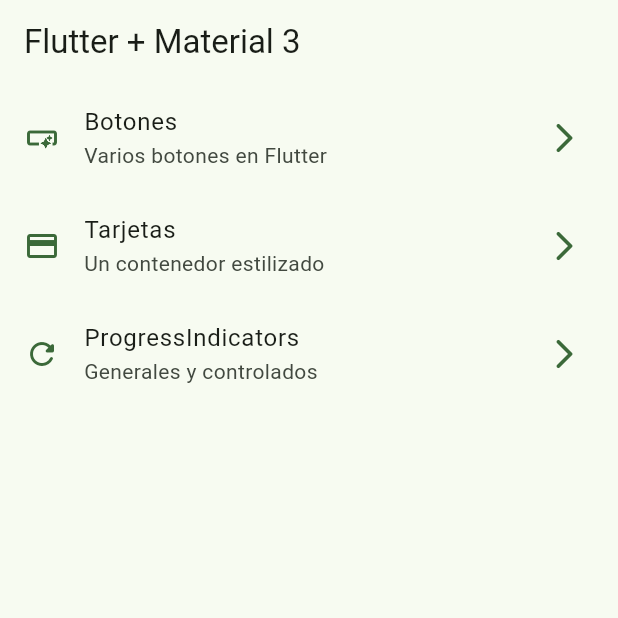
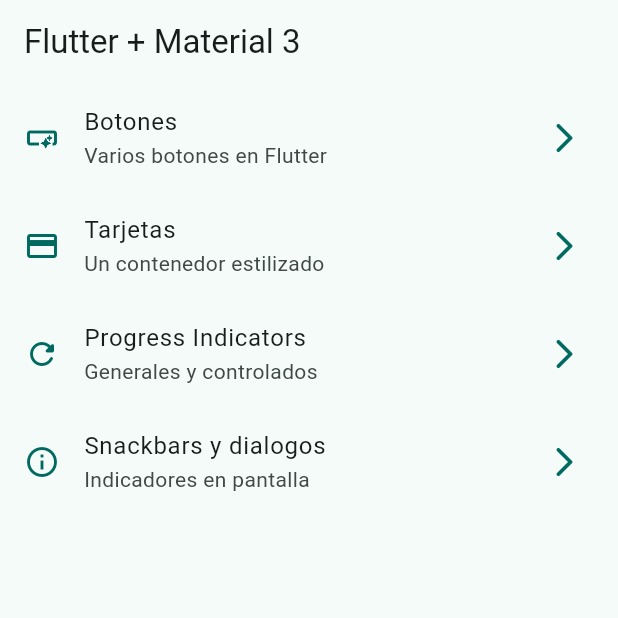
Before and after one commit to alexisperez4/widgets-app-flutter, a Flutter app: the screen it shows after launch, on a phone screen of 412 x 824 dp, the top half of it. Run offline on Flutter 3.47's test engine with Material 3 defaults, Android fonts, the phone set to English and light mode, and no system bars; our stand-ins replace go_router.

Commit message:
snackbars dialogs finished

```diff
--- a/lib/config/menu/menu_item.dart
+++ b/lib/config/menu/menu_item.dart
@@ -31,12 +31,19 @@ const appMenuItems = <MenuItem>[
   ),
 
   MenuItem(
-    title: 'ProgressIndicators',
+    title: 'Progress Indicators',
     subTitle: 'Generales y controlados',
     link: '/progress',
     icon: Icons.refresh_rounded,
   ),
 
+  MenuItem(
+    title: 'Snackbars y dialogos',
+    subTitle: 'Indicadores en pantalla',
+    link: '/snackbars',
+    icon: Icons.info_outline,
+  ),
+
 
 
 ];
--- a/lib/config/router/app_router.dart
+++ b/lib/config/router/app_router.dart
@@ -25,5 +25,13 @@ final appRouter = GoRouter(
       builder: (context, state) => const ProgressScreen(),
     ),
 
+    GoRoute(
+      path: '/snackbars',
+      name: SnackBarScreen.name,
+      builder: (context, state) => const SnackBarScreen(),
+    ),
+
+
+
   ]
 );
--- a/lib/main.dart
+++ b/lib/main.dart
@@ -12,9 +12,10 @@ class MainApp extends StatelessWidget {
   @override
   Widget build(BuildContext context) {
     return MaterialApp.router(
+      title: 'Flutter Widgets',
       routerConfig: appRouter,
       debugShowCheckedModeBanner: false,
-      theme: AppTheme(selectedColor: 2).getTheme(),
+      theme: AppTheme(selectedColor: 1).getTheme(),
 
     );
   }
```
Also changed, not shown: lib/presentation/screens/snackbar/snackbar_screen.dart (+69 -1 lines).
